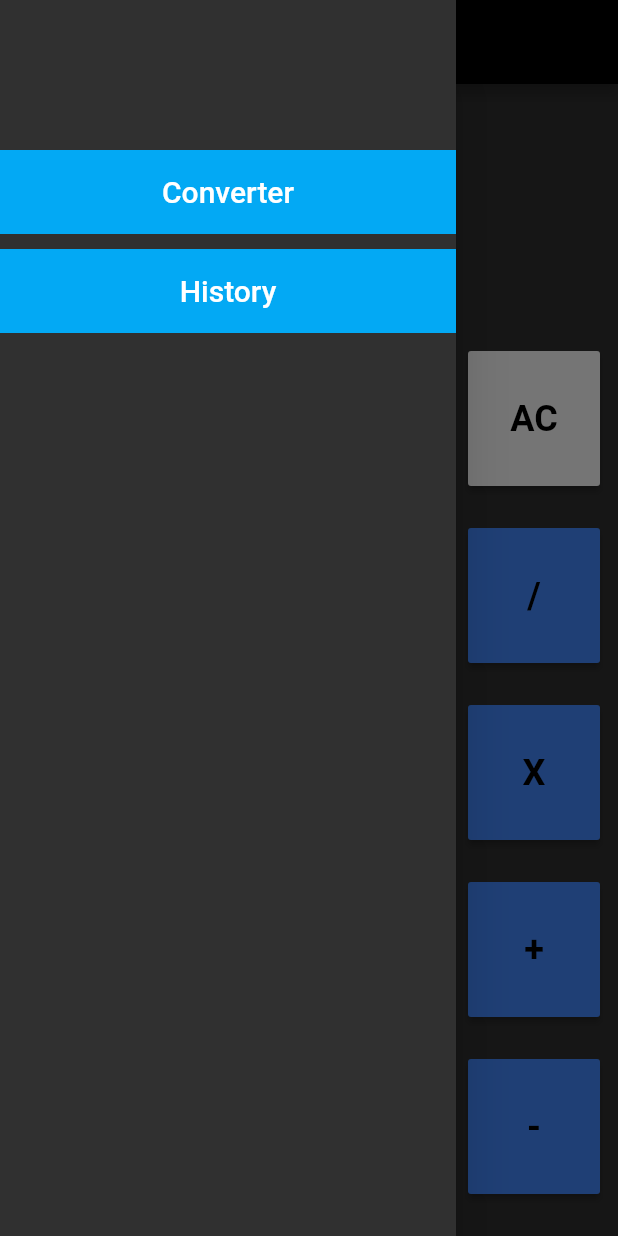
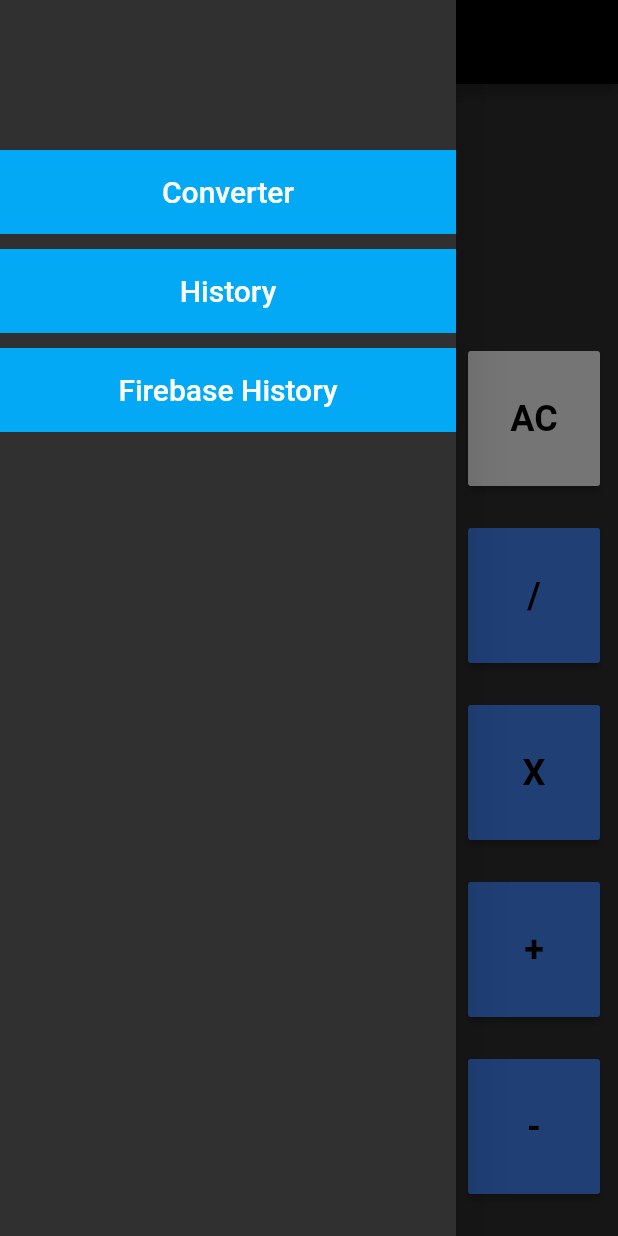
Before and after one commit to Amirul-Islam-Chowdhury/my-calculator-school, a Flutter app: the screen it shows after launch, with the side drawer open, on a phone screen of 412 x 824 dp. Run offline on Flutter 3.47's test engine with Material 2 defaults, Android fonts, the phone set to English and light mode, and no system bars; our stand-ins replace cloud_firestore, firebase_core, shared_preferences; accounts and stored records are empty.

Commit message:
add firebase

```diff
--- a/lib/Calculator.dart
+++ b/lib/Calculator.dart
@@ -1,14 +1,13 @@
-// ignore: file_names
-// ignore_for_file: file_names
-
 import 'dart:convert';
-import 'dart:html';
 import 'dart:math';
 
+import 'package:firebase_core/firebase_core.dart';
 import 'package:flutter/gestures.dart';
 import 'package:flutter/material.dart';
+import 'package:my_calculator/ConverterFolder/firedatabase/FbManager.dart';
 import 'package:shared_preferences/shared_preferences.dart';
 import 'history/historyScreen.dart';
+import 'history/FirebaseData.dart';
 
 import 'ConverterFolder/Converter.dart';
 
@@ -119,20 +118,18 @@ class HomePageState extends State<HomePage> {
     // history Track
 
     setState(() {
-      displayData = io;
-    });
-
       if (key == "=") {
         history = firstNumber.toString() +
             " " +
             oprator.toString() +
             " " +
             secondNumber.toString() +
-          " = $io";
+            "   $io";
       }
+    });
 
     historyList.add(history);
-    historyList.remove('');
+    await FbManager().createHistoryData(history);
 
     SharedPreferences prefs = await SharedPreferences.getInstance();
     prefs.setStringList('history', historyList);
@@ -219,6 +216,22 @@ class HomePageState extends State<HomePage> {
                 );
               },
             ),
+            Padding(padding: EdgeInsets.only(top: 10.0)),
+            ListTile(
+              tileColor: Colors.lightBlue,
+              title: Text('Firebase History',
+                  textAlign: TextAlign.center,
+                  style: TextStyle(
+                    color: Colors.white,
+                    fontSize: 20,
+                  )),
+              onTap: () {
+                Navigator.push(
+                  context,
+                  MaterialPageRoute(builder: (context) => FirebaseData()),
+                );
+              },
+            ),
           ],
         ),
       ),
--- /dev/null
+++ b/lib/ConverterFolder/firedatabase/FbManager.dart
@@ -0,0 +1,20 @@
+import 'package:cloud_firestore/cloud_firestore.dart';
+
+class FbManager {
+  final CollectionReference calculationList =
+      FirebaseFirestore.instance.collection("calculationInfo");
+
+  Future<void> createHistoryData(String history) async {
+    return await calculationList.doc().set({'history': history});
+  }
+
+  getData() {
+    List<String> historyList = ["Test String"];
+    calculationList.get().then((QuerySnapshot querySnapshot) {
+      querySnapshot.docs.forEach((doc) {
+        historyList.add(doc["history"]);
+      });
+    });
+    return historyList;
+  }
+}
--- a/lib/main.dart
+++ b/lib/main.dart
@@ -1,16 +1,21 @@
+import 'package:firebase_core/firebase_core.dart';
 import 'package:flutter/material.dart';
 import 'Calculator.dart';
 import 'ConverterFolder/Converter.dart';
 
-void main() => runApp(new MyApp());
+Future<void> main() async {
+  WidgetsFlutterBinding.ensureInitialized();
+  await Firebase.initializeApp();
+  runApp(MyApp());
+}
 
 class MyApp extends StatelessWidget {
   @override
   Widget build(BuildContext context) {
-    return new MaterialApp(
+    return MaterialApp(
       title: "Calculator App",
-      theme: new ThemeData.dark(),
-      home: new HomePage(),
+      theme: ThemeData.dark(),
+      home: HomePage(),
     );
   }
 }
--- a/pubspec.yaml
+++ b/pubspec.yaml
@@ -36,10 +36,14 @@ dependencies:
   # Use with the CupertinoIcons class for iOS style icons.
   cupertino_icons: ^1.0.2
   shared_preferences: ^2.0.9
+  cloud_firestore: ^3.1.1
+  firebase_core: ^1.10.2
+  firebase_database: ^8.2.0
 
 dev_dependencies:
   flutter_test:
     sdk: flutter
+
 
   # The "flutter_lints" package below contains a set of recommended lints to
   # encourage good coding practices. The lint set provided by the package is
```
Also changed, not shown: lib/history/FirebaseData.dart (added, +71 -0 lines), lib/history/historyScreen.dart (+5 -15 lines), lib/history/SharedPref.dart (deleted), pubspec.lock, 3 other files. Lines whose indentation alone changed are shown as unchanged.
